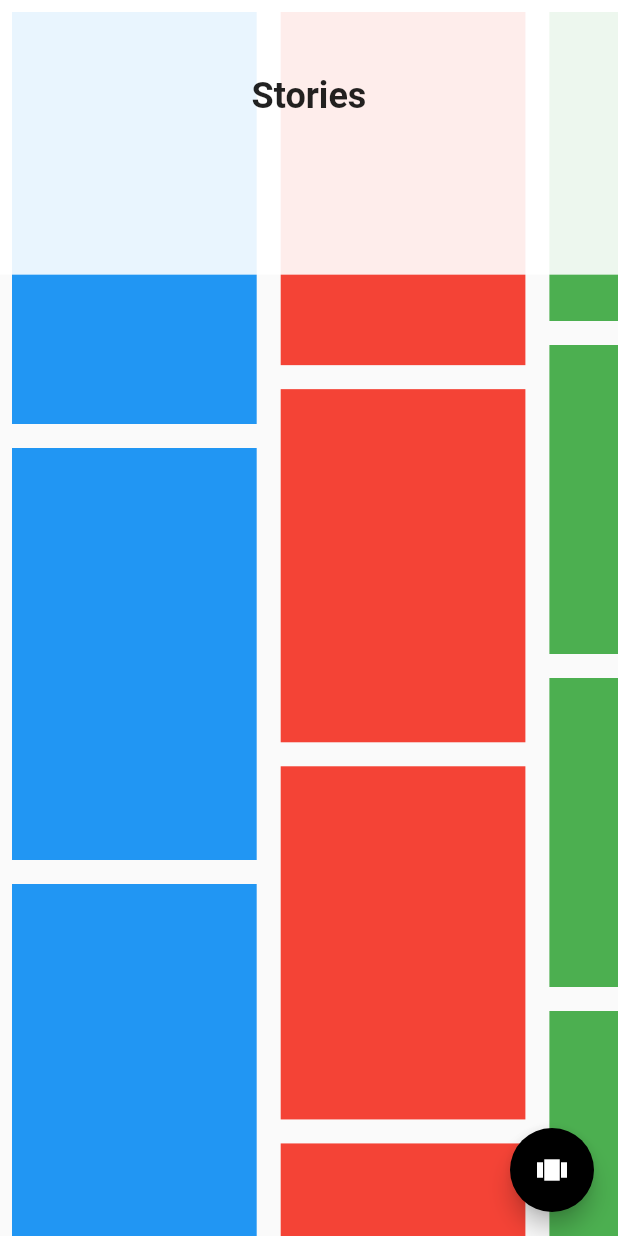
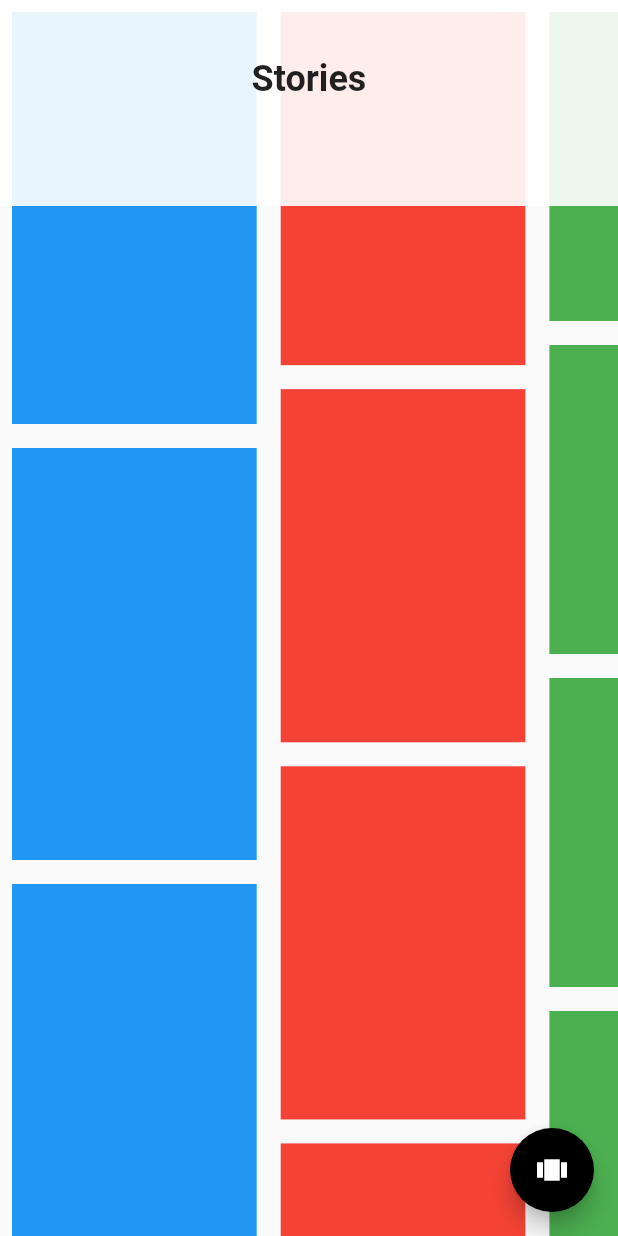
Before and after one commit to JAICHANGPARK/flutter_notebook_the_third_story, a Flutter app: the screen it shows after launch, on a phone screen of 412 x 824 dp. Run offline on Flutter 3.47's test engine with Material 2 defaults, Android fonts, the phone set to English and light mode, and no system bars; our stand-ins replace badges, dotted_border, fl_chart, google_fonts, page_transition, percent_indicator.

Commit message:
Update main_page.dart

```diff
--- a/lib/news_feed/main_page.dart
+++ b/lib/news_feed/main_page.dart
@@ -88,7 +88,7 @@ class _MainPageState extends State<MainPage> {
             top: 0,
             child: Container(
               padding: EdgeInsets.only(top: 24),
-              height: MediaQuery.of(context).size.height / 4.5,
+              height: MediaQuery.of(context).size.height / 6,
               decoration: BoxDecoration(
                 color: Colors.white.withOpacity(0.9),
               ),
```
